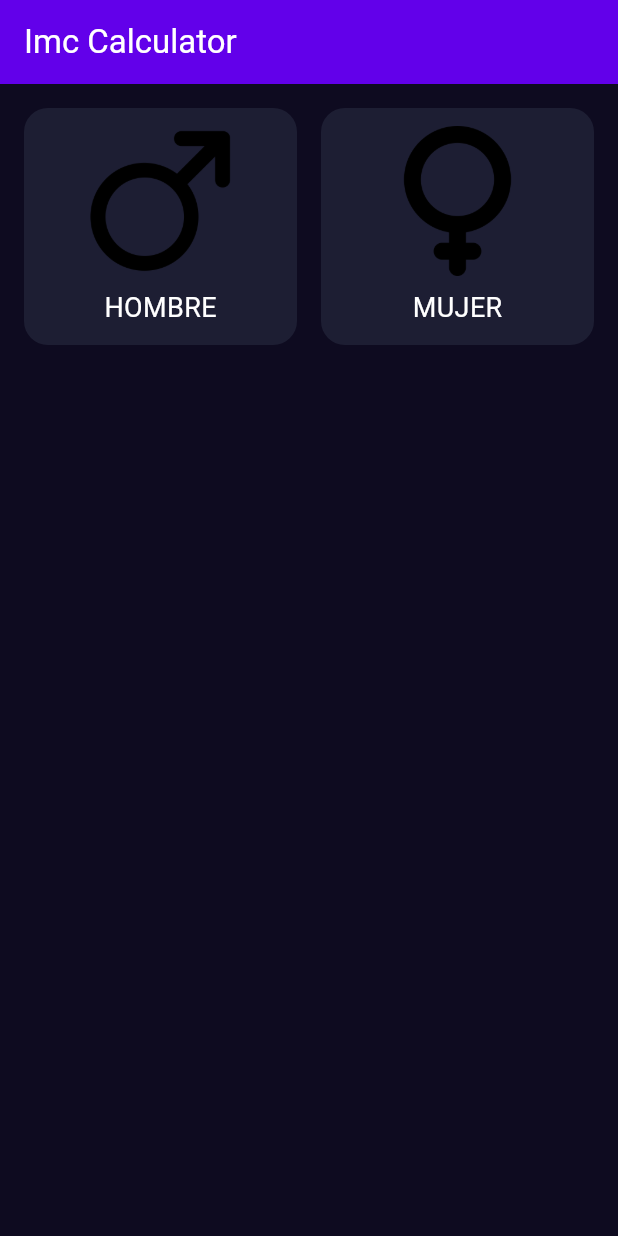
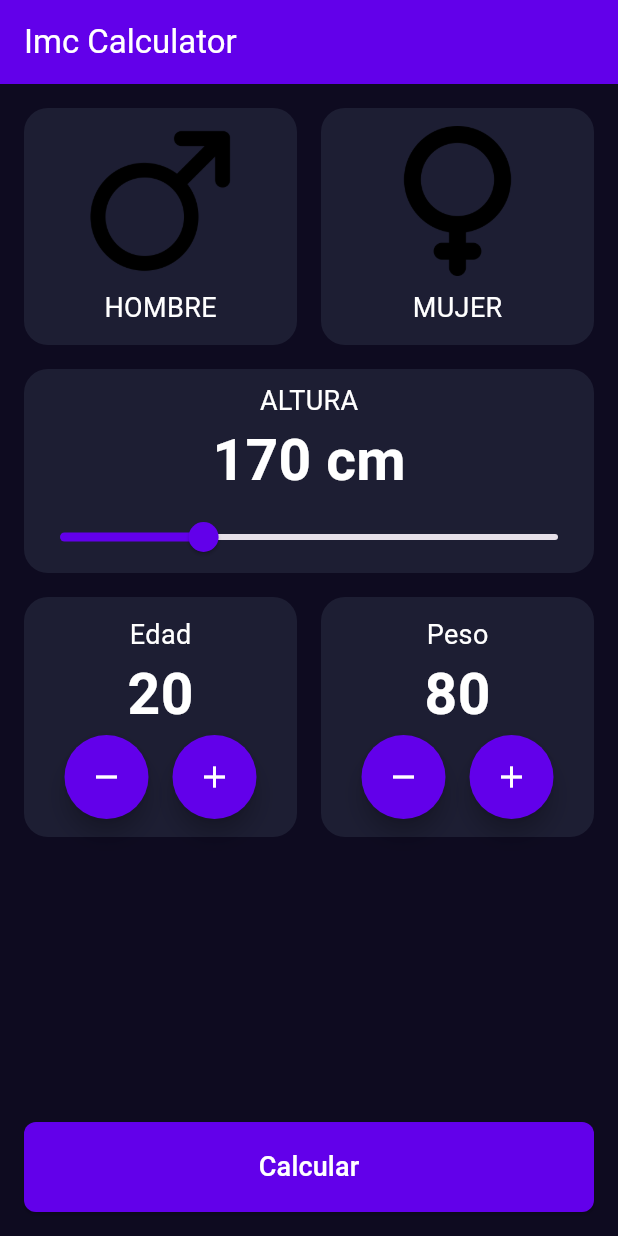
Before and after one commit to stivrn-acua17/IMC-Calculator, a Flutter app: the screen it shows after launch, on a phone screen of 412 x 824 dp. Run offline on Flutter 3.47's test engine with Material 3 defaults, Android fonts, the phone set to English and light mode, and no system bars.

Commit message:
Fin de HomeScreen

```diff
--- /dev/null
+++ b/lib/components/gender_option.dart
@@ -0,0 +1,49 @@
+import 'package:flutter/material.dart';
+import 'package:imc_calculator/core/app_color.dart';
+import 'package:imc_calculator/core/text_styles.dart';
+
+class GenderOption extends StatelessWidget {
+  final String label;
+  final String imagePath;
+  final String? isSelected;
+  final VoidCallback onTap;
+  final EdgeInsetsGeometry padding;
+
+  const GenderOption({
+    super.key,
+    required this.label,
+    required this.imagePath,
+    required this.isSelected,
+    required this.onTap,
+    required this.padding
+  });
+
+  @override
+  Widget build(BuildContext context) {
+    return Expanded(
+      child: GestureDetector(
+        onTap: onTap,
+        child: Padding(
+          padding: padding,
+          child: Container(
+            decoration: BoxDecoration(
+                color: isSelected == label
+                    ? AppColors.backgroundComponentSelected
+                    : AppColors.backgroundComponent,
+                borderRadius: BorderRadius.circular(16)),
+            child: Padding(
+              padding: const EdgeInsets.all(12),
+              child: Column(
+                children: [
+                  Image.asset(imagePath, height: 100),
+                  const SizedBox(height: 8),
+                  Text(label.toUpperCase(), style: TextStyles.bodyText)
+                ],
+              ),
+            ),
+          ),
+        ),
+      ),
+    );
+  }
+}
--- a/lib/components/gender_selector.dart
+++ b/lib/components/gender_selector.dart
@@ -1,4 +1,5 @@
 import 'package:flutter/material.dart';
+import 'package:imc_calculator/components/gender_option.dart';
 import 'package:imc_calculator/core/app_color.dart';
 import 'package:imc_calculator/core/text_styles.dart';
 
@@ -11,72 +12,31 @@ class GenderSelector extends StatefulWidget {
 
 class _GenderSelectorState extends State<GenderSelector> {
   String? selectedGender;
+  String male = 'Hombre';
+  String female = 'Mujer';
 
   @override
   Widget build(BuildContext context) {
     return Row(
       children: [
         //Hombre
-        Expanded(
-          child: GestureDetector(
-            onTap: () {
-              setState(() {
-                selectedGender = 'Hombre';
-              });
-            },
-            child: Padding(
-              padding: const EdgeInsets.only(
-                  left: 16, top: 16, bottom: 16, right: 8),
-              child: Container(
-                decoration: BoxDecoration(
-                    color: selectedGender == 'Hombre'
-                        ? AppColors.backgroundComponentSelected
-                        : AppColors.backgroundComponent,
-                    borderRadius: BorderRadius.circular(16)),
-                child: Padding(
-                  padding: const EdgeInsets.all(12),
-                  child: Column(
-                    children: [
-                      Image.asset('assets/images/male.png', height: 100),
-                      SizedBox(height: 8),
-                      Text("Hombre".toUpperCase(), style: TextStyles.bodyText)
-                    ],
-                  ),
-                ),
-              ),
-            ),
-          ),
+        GenderOption(
+          label: male,
+          imagePath: 'assets/images/male.png',
+          isSelected: selectedGender,
+          onTap: (){ setState(() {
+            selectedGender = male; });
+          },
+          padding: const EdgeInsets.only(top: 16, bottom: 16, right: 8, left: 16)
         ),
+
         //Mujer
-        Expanded(
-          child: GestureDetector(
-            onTap: () {
-              setState(() {
-                selectedGender = 'Mujer';
-              });
-            },
-            child: Padding(
-              padding: const EdgeInsets.only(
-                  top: 16, bottom: 16, right: 16, left: 8),
-              child: Container(
-                decoration: BoxDecoration(
-                    color: selectedGender == "Mujer"
-                        ? AppColors.backgroundComponentSelected
-                        : AppColors.backgroundComponent,
-                    borderRadius: BorderRadius.circular(16)),
-                child: Padding(
-                  padding: const EdgeInsets.all(12),
-                  child: Column(
-                    children: [
-                      Image.asset('assets/images/female.png', height: 100),
-                      SizedBox(height: 8),
-                      Text("Mujer".toUpperCase(), style: TextStyles.bodyText)
-                    ],
-                  ),
-                ),
-              ),
-            ),
-          ),
+        GenderOption(
+          label: female,
+          imagePath: 'assets/images/female.png',
+          isSelected: selectedGender,
+          onTap: ()=> setState(()=> selectedGender = female),
+          padding: const EdgeInsets.only(top: 16, bottom: 16, right: 16, left: 8)
         )
       ],
     );
--- /dev/null
+++ b/lib/components/height_selector.dart
@@ -0,0 +1,55 @@
+import 'package:flutter/material.dart';
+import 'package:imc_calculator/core/app_color.dart';
+import 'package:imc_calculator/core/text_styles.dart';
+
+class HeightSelector extends StatefulWidget {
+  final double height;
+  final Function(double) onHeightChange;
+
+  const HeightSelector({
+    super.key,
+    required this.height,
+    required this.onHeightChange
+  });
+
+  @override
+  State<HeightSelector> createState() => _HeightSelectorState();
+}
+
+class _HeightSelectorState extends State<HeightSelector> {
+
+  @override
+  Widget build(BuildContext context) {
+    return Padding(
+      padding: const EdgeInsets.only(left: 16, right: 16),
+      child: Container(
+        decoration: BoxDecoration(
+          color: AppColors.backgroundComponent,
+          borderRadius: BorderRadius.circular(16)
+        ),
+        child: Column(
+          children: [
+            Padding(
+              padding: const EdgeInsets.only(top: 8),
+              child: Text('ALTURA', style: TextStyles.bodyText),
+            ),
+            Text('${widget.height.toStringAsFixed(0)} cm',
+                style: TextStyle(color: Colors.white, fontSize: 38, fontWeight: FontWeight.bold)),
+
+            Slider(
+              value: widget.height,
+              onChanged: (newHeight){
+                widget.onHeightChange(newHeight);
+              },
+              min: 150,
+              max: 220,
+              divisions: 70,
+              label: '${widget.height.toStringAsFixed(0)} cm',
+              activeColor: AppColors.primary
+            )
+          ],
+        ),
+      ),
+    );
+  }
+}
--- /dev/null
+++ b/lib/components/number_selector.dart
@@ -0,0 +1,70 @@
+import 'package:flutter/material.dart';
+import 'package:imc_calculator/core/app_color.dart';
+import 'package:imc_calculator/core/text_styles.dart';
+
+class NumberSelector extends StatefulWidget {
+  final String title;
+  final int value;
+  final Function() onDecreament;
+  final Function() onIncrement;
+
+  const NumberSelector({
+    super.key,
+    required this.title,
+    required this.value,
+    required this.onDecreament,
+    required this.onIncrement
+  });
+
+  @override
+  State<NumberSelector> createState() => _NumberSelectorState();
+}
+
+class _NumberSelectorState extends State<NumberSelector> {
+  @override
+  Widget build(BuildContext context) {
+    return Container(
+
+      decoration: BoxDecoration(
+        color: AppColors.backgroundComponent,
+        borderRadius: BorderRadius.circular(16)
+      ),
+
+      child: Padding(
+        padding: const EdgeInsets.all(12.0),
+        child: Column(
+
+          children: [
+            Text(widget.title, style: TextStyles.bodyText),
+            Text(widget.value.toString(),
+              style: TextStyle(color: Colors.white, fontSize: 38, fontWeight: FontWeight.bold)),
+
+            Row(
+              mainAxisAlignment: MainAxisAlignment.center,
+              children: [
+                FloatingActionButton(
+                  onPressed: (){
+                    widget.onDecreament();
+                  },
+                  shape: CircleBorder(),
+                  backgroundColor: AppColors.primary,
+                  child: Icon(Icons.remove, color: Colors.white)
+                ),
+
+                SizedBox(width: 16),
+                FloatingActionButton(
+                  onPressed: (){
+                    widget.onIncrement();
+                  },
+                  shape: CircleBorder(),
+                  backgroundColor: AppColors.primary,
+                  child: Icon(Icons.add, color: Colors.white)
+                )
+              ]
+            )
+          ],
+        ),
+      ),
+    );
+  }
+}
--- a/lib/main.dart
+++ b/lib/main.dart
@@ -20,7 +20,8 @@ class MainApp extends StatelessWidget {
         ),
 
         backgroundColor: AppColors.background,
-        body: ImcHomeScreen(),
+        body:
+          ImcHomeScreen(),
       ),
     );
   }
--- a/lib/screens/imc_home_screen.dart
+++ b/lib/screens/imc_home_screen.dart
@@ -1,5 +1,10 @@
 import 'package:flutter/material.dart';
 import 'package:imc_calculator/components/gender_selector.dart';
+import 'package:imc_calculator/components/height_selector.dart';
+import 'package:imc_calculator/components/number_selector.dart';
+import 'package:imc_calculator/core/app_color.dart';
+import 'package:imc_calculator/core/text_styles.dart';
+import 'package:imc_calculator/screens/imc_result_screen.dart';
 
 class ImcHomeScreen extends StatefulWidget {
   const ImcHomeScreen({super.key});
@@ -9,11 +14,54 @@ class ImcHomeScreen extends StatefulWidget {
 }
 
 class _ImcHomeScreenState extends State<ImcHomeScreen> {
+  int selectedAge = 20;
+  int selectedWeight = 80;
+  double selectedHeight = 170;
+
   @override
   Widget build(BuildContext context) {
     return Column(
       children: [
-        GenderSelector()
+        GenderSelector(),
+        HeightSelector(height: selectedHeight,
+          onHeightChange: (newHeight){ setState(() { selectedHeight = newHeight; }); }
+        ),
+
+        Padding(
+          padding: const EdgeInsets.all(16),
+          child: Row(
+            children: [
+              Expanded(child: NumberSelector(title: 'Edad', value: selectedAge,
+                onDecreament: (){ setState(() { selectedAge--; }); },
+                onIncrement: (){ setState(() { selectedAge++; }); }
+              )),
+
+              SizedBox(width: 16),
+              Expanded(child: NumberSelector(title: 'Peso', value: selectedWeight,
+                onDecreament: (){ setState(() { selectedWeight--; }); },
+                onIncrement: (){ setState(() { selectedWeight++; }); }
+              ))
+            ],
+          ),
+        ),
+
+        Spacer(),
+        Padding(
+          padding: const EdgeInsets.all(16),
+          child: SizedBox(
+            height: 60,
+            width: double.infinity,
+            child: ElevatedButton(onPressed: (){
+                /*Navigator.push(context,
+                  MaterialPageRoute(builder: (context) => ImcResultScreen())
+                  //MaterialPageRoute(builder: (context){return ImcResultScreen(); })
+                );*/
+              },
+              style: ButtonStyle(
+                  shape: MaterialStateProperty.all(RoundedRectangleBorder(borderRadius: BorderRadius.circular(8))),
+                  backgroundColor: MaterialStateProperty.all(AppColors.primary)),
+              child: Text('Calcular', style: TextStyles.bodyText))),
+        )
       ],
     );
   }
--- /dev/null
+++ b/lib/screens/imc_result_screen.dart
@@ -0,0 +1,10 @@
+import 'package:flutter/material.dart';
+
+class ImcResultScreen extends StatelessWidget {
+  const ImcResultScreen({super.key});
+
+  @override
+  Widget build(BuildContext context) {
+    return const Placeholder();
+  }
+}
```
Also changed, not shown: assets/images/imccalculadora.jpg (added), pubspec.yaml (line endings or trailing spaces).
